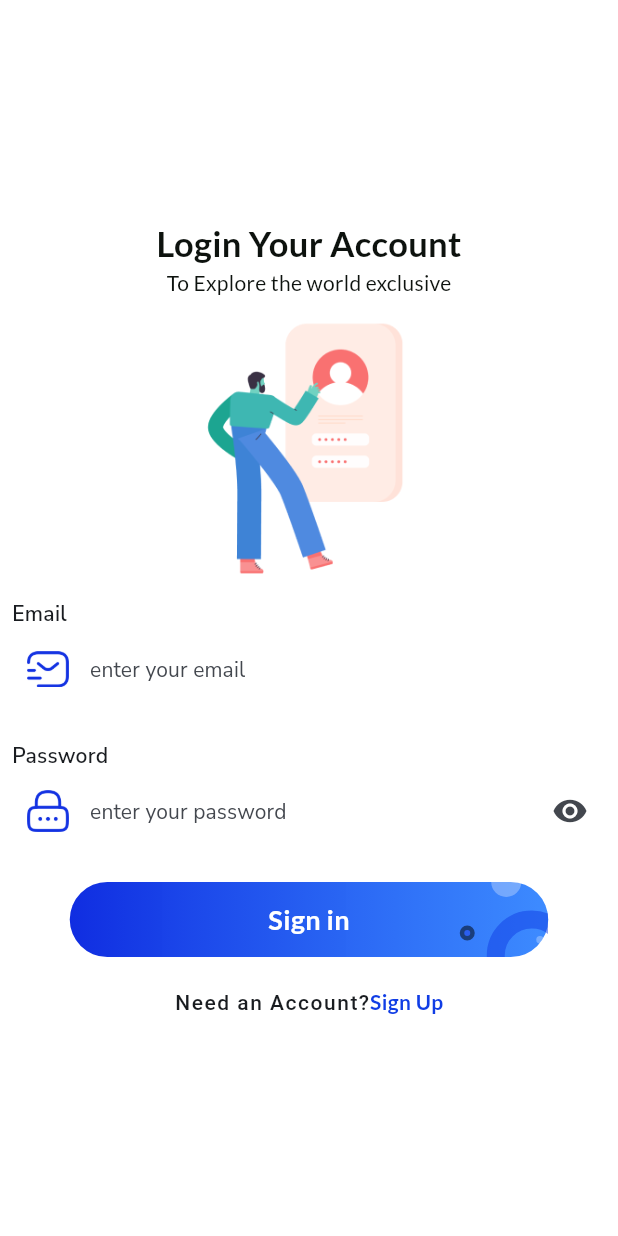
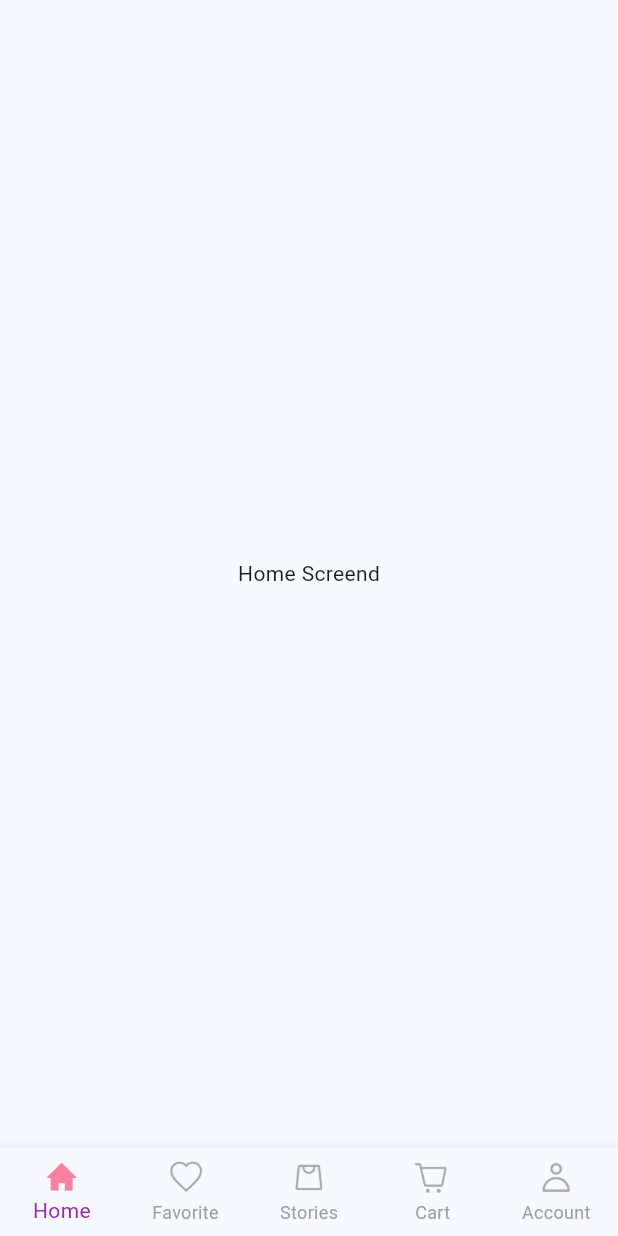
Before and after one commit to eldadmamo/flutter-ecommerce, a Flutter app: the screen it shows after launch, on a phone screen of 412 x 824 dp. Run offline on Flutter 3.47's test engine with Material 3 defaults, Android fonts, the phone set to English and light mode, and no system bars; our stand-ins replace flutter_dotenv, google_fonts.

Commit message:
Main Screen Front end

```diff
--- a/frontend/lib/main.dart
+++ b/frontend/lib/main.dart
@@ -1,4 +1,5 @@
 import 'package:ecommerceflutter/views/screens/authentication_screens/login_screen.dart';
+import 'package:ecommerceflutter/views/screens/main_screen.dart';
 import 'package:flutter/material.dart';
 import 'package:flutter_dotenv/flutter_dotenv.dart';
 
@@ -40,7 +41,7 @@ class MyApp extends StatelessWidget {
         colorScheme: ColorScheme.fromSeed(seedColor: Colors.blue),
         useMaterial3: true
       ),
-      home: LoginScreen()
+      home: MainScreen()
     );
   }
 }
--- /dev/null
+++ b/frontend/lib/views/screens/main_screen.dart
@@ -0,0 +1,48 @@
+import 'package:ecommerceflutter/views/screens/nav-screens/account_screen.dart';
+import 'package:ecommerceflutter/views/screens/nav-screens/cart_screen.dart';
+import 'package:ecommerceflutter/views/screens/nav-screens/favorite_screen.dart';
+import 'package:ecommerceflutter/views/screens/nav-screens/home_screen.dart';
+import 'package:ecommerceflutter/views/screens/nav-screens/store_screen.dart';
+import 'package:flutter/material.dart';
+
+class MainScreen extends StatefulWidget {
+
+  @override
+  State<MainScreen> createState() => _MainScreenState();
+}
+
+class _MainScreenState extends State<MainScreen> {
+  int _pageIndex = 0;
+   final List<Widget> _pages = [
+    HomeScreen(),
+    FavoriteScreen(),
+    StoreScreen(),
+    CartScreen(),
+    AccountScreen()
+  ];
+
+  @override
+  Widget build(BuildContext context) {
+    return Scaffold(
+      bottomNavigationBar:
+       BottomNavigationBar(
+        selectedItemColor: Colors.purple,
+        unselectedItemColor: Colors.grey,
+        currentIndex: _pageIndex,
+        onTap: (value) {
+          setState(() {
+            _pageIndex = value;
+          });
+        },
+        type: BottomNavigationBarType.fixed,
+        items: [
+        BottomNavigationBarItem(icon: Image.asset("assets/icons/home.png", width: 25), label: "Home"),
+        BottomNavigationBarItem(icon: Image.asset("assets/icons/love.png", width: 25), label: "Favorite"),
+        BottomNavigationBarItem(icon: Image.asset("assets/icons/mart.png", width: 25), label: "Stories"),
+        BottomNavigationBarItem(icon: Image.asset("assets/icons/cart.png", width: 25), label: "Cart"),
+        BottomNavigationBarItem(icon: Image.asset("assets/icons/user.png", width: 25), label: "Account"),
+      ]),
+      body: _pages[_pageIndex]
+    );
+  }
+}
--- /dev/null
+++ b/frontend/lib/views/screens/nav-screens/home_screen.dart
@@ -0,0 +1,14 @@
+
+
+import 'package:flutter/material.dart';
+
+class HomeScreen extends StatelessWidget {
+  const HomeScreen({super.key});
+
+  @override
+  Widget build(BuildContext context) {
+    return Scaffold(
+      body: Center(child: Text("Home Screend"),),
+    );
+  }
+}
```
Also changed, not shown: frontend/lib/controllers/auth_controller.dart (+9 -0 lines), frontend/lib/views/screens/authentication_screens/login_screen.dart (+34 -7 lines), frontend/lib/views/screens/authentication_screens/register_screen.dart (+34 -15 lines), frontend/lib/views/screens/nav-screens/account_screen.dart (added, +16 -0 lines), frontend/lib/views/screens/nav-screens/cart_screen.dart (added, +12 -0 lines), frontend/lib/views/screens/nav-screens/favorite_screen.dart (added, +12 -0 lines), frontend/lib/views/screens/nav-screens/store_screen.dart (added, +14 -0 lines).
